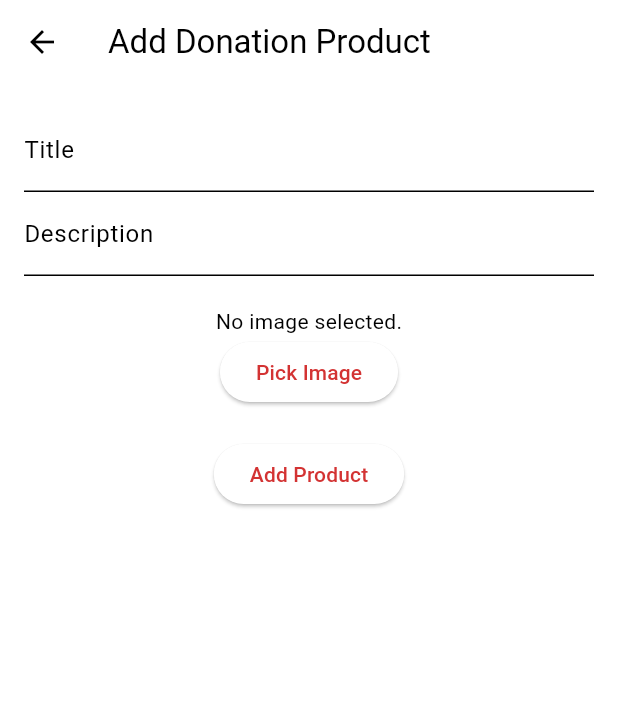
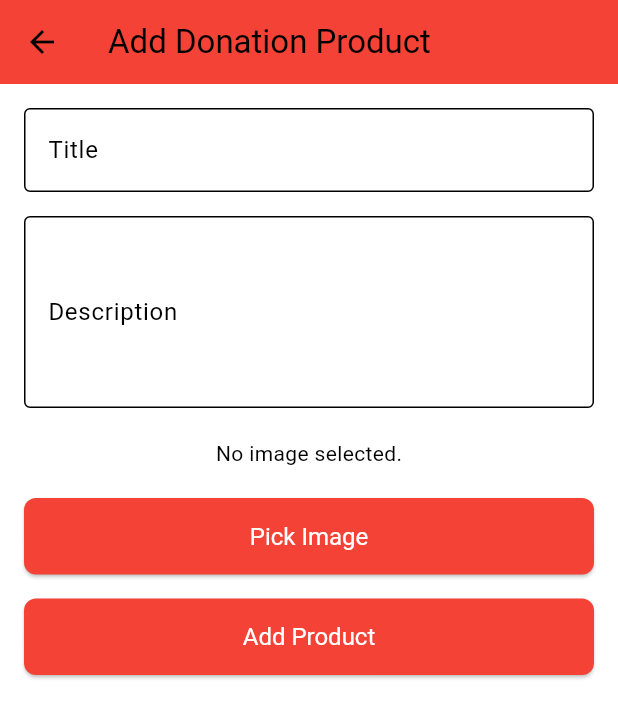
Before and after one commit to flaminghotcheetos69/GenerAlms, a Flutter app: the AddDonationProductPage screen opened directly with empty values, on a phone screen of 412 x 824 dp. Shown: the top 718 px of the screen. Run offline on Flutter 3.47's test engine with Material 3 defaults, Android fonts, the phone set to English and light mode, and no system bars; our stand-ins replace cloud_firestore, firebase_auth, firebase_core, firebase_storage, image_picker; accounts and stored records are empty.

Commit message:
updated UI auwes

```diff
--- a/lib/screens/add_donation_product_page.dart
+++ b/lib/screens/add_donation_product_page.dart
@@ -25,7 +25,7 @@ class _AddDonationProductPageState extends State<AddDonationProductPage> {
         await ImagePicker().pickImage(source: ImageSource.gallery);
     if (pickedFile != null) {
       setState(() {
-        _image = File(pickedFile.path); // Corrected the typo here
+        _image = File(pickedFile.path);
       });
     }
   }
@@ -71,37 +71,79 @@ class _AddDonationProductPageState extends State<AddDonationProductPage> {
     return Scaffold(
       appBar: AppBar(
         title: Text('Add Donation Product'),
+        backgroundColor: Colors.red, // Set the background color of the AppBar
       ),
       body: SingleChildScrollView(
         child: Padding(
           padding: const EdgeInsets.all(16.0),
           child: Column(
+            crossAxisAlignment: CrossAxisAlignment.stretch,
             children: [
               TextField(
                 controller: _titleController,
-                decoration: InputDecoration(labelText: 'Title'),
+                decoration: InputDecoration(
+                  labelText: 'Title',
+                  border: OutlineInputBorder(),
+                ),
               ),
+              SizedBox(height: 16),
               TextField(
                 controller: _descriptionController,
-                decoration: InputDecoration(labelText: 'Description'),
+                maxLines: 4,
+                decoration: InputDecoration(
+                  labelText: 'Description',
+                  border: OutlineInputBorder(),
+                ),
               ),
               SizedBox(height: 20),
               _image == null
-                  ? Text('No image selected.')
-                  : ConstrainedBox(
-                      constraints: BoxConstraints(
-                        maxHeight: 200, // Adjust as needed
-                      ),
-                      child: Image.file(_image!),
+                  ? Center(child: Text('No image selected.'))
+                  : Stack(
+                      alignment: AlignmentDirectional.bottomEnd,
+                      children: [
+                        Container(
+                          height: 200,
+                          decoration: BoxDecoration(
+                            borderRadius: BorderRadius.circular(8),
+                            image: DecorationImage(
+                              image: FileImage(_image!),
+                              fit: BoxFit.cover,
+                            ),
+                          ),
+                        ),
+                        IconButton(
+                          onPressed: _pickImage,
+                          icon: Icon(Icons.edit, color: Colors.white),
+                        ),
+                      ],
                     ),
+              SizedBox(height: 20),
               ElevatedButton(
                 onPressed: _pickImage,
                 child: Text('Pick Image'),
+                style: ElevatedButton.styleFrom(
+                  padding: EdgeInsets.symmetric(vertical: 16),
+                  backgroundColor: Colors.red,
+                  foregroundColor: Colors.white,
+                  textStyle: TextStyle(fontSize: 16),
+                  shape: RoundedRectangleBorder(
+                    borderRadius: BorderRadius.circular(8),
+                  ),
+                ),
               ),
-              SizedBox(height: 20),
+              SizedBox(height: 16),
               ElevatedButton(
                 onPressed: _addProduct,
                 child: Text('Add Product'),
+                style: ElevatedButton.styleFrom(
+                  padding: EdgeInsets.symmetric(vertical: 16),
+                  backgroundColor: Colors.red,
+                  foregroundColor: Colors.white,
+                  textStyle: TextStyle(fontSize: 16),
+                  shape: RoundedRectangleBorder(
+                    borderRadius: BorderRadius.circular(8),
+                  ),
+                ),
               ),
             ],
           ),
```
